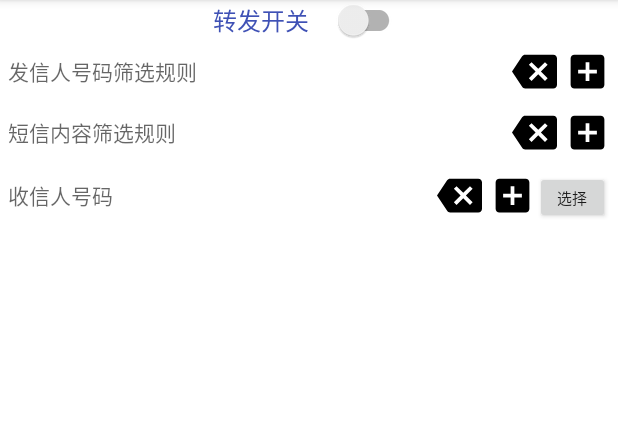
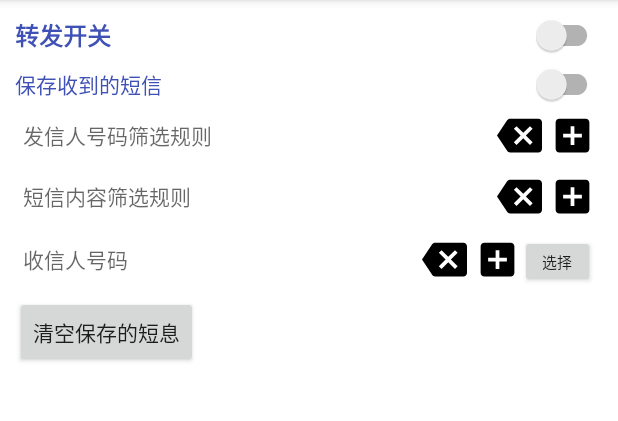
Before and after one commit to ivxin/SMSForward, an Android app: the fragment SettingFragment placed in its activity, on a phone screen of 412 x 824 dp, the part 84-505 px from its top. Run offline under Robolectric (Android 15) with nearby library versions, the phone set to English and light mode, and no system bars; libraries missing offline, so code that uses them is left out: com.ashokvarma.bottomnavigation; plain views replace BottomNavigationBar; 3 statements that could not run were skipped.

Commit message:
添加 删除全部 添加 收藏短信 添加 保存短信开关

```diff
--- a/app/src/main/java/ivxin/smsforward/Constants.java
+++ b/app/src/main/java/ivxin/smsforward/Constants.java
@@ -20,6 +20,9 @@ public class Constants {
     public static final String TARGET_KEY = "target";
     public static final String REX_KEY = "rex";
     public static final String STARTED_KEY = "started";
+
+    public static final String SAVE_SMS_KEY = "SAVE_SMS";
+    public static final String SAVE_FORWARD_ONLY_KEY = "SAVE_FORWARD_ONLY";
 
     public static final String PATTERN = "yyyy-MM-dd HH:ss:mm";
     public static final String ACTION = "com.ivxin.smsforward";
--- a/app/src/main/java/ivxin/smsforward/ui/DashBoardFragment.java
+++ b/app/src/main/java/ivxin/smsforward/ui/DashBoardFragment.java
@@ -1,7 +1,7 @@
 package ivxin.smsforward.ui;
 
-import android.content.DialogInterface;
 import android.os.Bundle;
+import android.support.annotation.NonNull;
 import android.support.annotation.Nullable;
 import android.support.v7.widget.SwitchCompat;
 import android.view.LayoutInflater;
@@ -40,7 +40,7 @@ public class DashBoardFragment extends BaseFragment {
 
     @Nullable
     @Override
-    public View onCreateView(LayoutInflater inflater, @Nullable ViewGroup container, @Nullable Bundle savedInstanceState) {
+    public View onCreateView(@NonNull LayoutInflater inflater, @Nullable ViewGroup container, @Nullable Bundle savedInstanceState) {
         setRetainInstance(true);
         dbService = new DBService(getContext());
         View view = inflater.inflate(R.layout.fragment_dashboard, null, false);
@@ -76,36 +76,23 @@ public class DashBoardFragment extends BaseFragment {
         adapter.notifyDataSetChanged();
     }
 
-    CompoundButton.OnCheckedChangeListener onCheckedChangeListener=new CompoundButton.OnCheckedChangeListener() {
-        @Override
-        public void onCheckedChanged(CompoundButton compoundButton, boolean b) {
+    CompoundButton.OnCheckedChangeListener onCheckedChangeListener = (compoundButton, b) -> {
         isShowForwarded = b;
         refreshSMSData();
-        }
     };
 
-    AdapterView.OnItemClickListener onItemClickListener = new AdapterView.OnItemClickListener() {
-        @Override
-        public void onItemClick(AdapterView<?> adapterView, View view, int i, long l) {
+    AdapterView.OnItemClickListener onItemClickListener = (adapterView, view, i, l) -> {
         SMSEntity smsEntity = smsEntityList.get(i);
-            showConfirmDialog(smsEntity.getSender(), smsEntity.getContent(), "确定", new DialogInterface.OnClickListener() {
-                @Override
-                public void onClick(DialogInterface dialogInterface, int i) {
-                    dialogInterface.dismiss();
-                }
-            });
-        }
+//        showDetailDialog(smsEntity);
+        showConfirmDialog(smsEntity.getSender(), smsEntity.getContent(), "确定", (dialogInterface, i1) -> dialogInterface.dismiss());
     };
     AdapterView.OnItemLongClickListener onItemLongClickListener = new AdapterView.OnItemLongClickListener() {
         @Override
         public boolean onItemLongClick(AdapterView<?> adapterView, View view, final int i, long l) {
-            showConfirmDialog("提示", "删除此项?", "确定", new DialogInterface.OnClickListener() {
-                @Override
-                public void onClick(DialogInterface dialogInterface, int witch) {
+            showConfirmDialog("提示", "删除此项?", "确定", (dialogInterface, witch) -> {
                 dbService.deleteSMSbyID(smsEntityList.get(i));
                 refreshSMSData();
                 dialogInterface.dismiss();
-                }
             });
             return true;
         }
--- a/app/src/main/java/ivxin/smsforward/ui/HomeFragment.java
+++ b/app/src/main/java/ivxin/smsforward/ui/HomeFragment.java
@@ -31,7 +31,7 @@ public class HomeFragment extends BaseFragment {
         sp = getContext().getSharedPreferences(Constants.SP_FILE_NAME, Context.MODE_PRIVATE);
         boolean isStarted = sp.getBoolean(Constants.STARTED_KEY, false);
 
-        String a = isStarted ? "短信转发已经启动<br><br>" + buildTip() : "没有启动,在设置中配置";
+        String a = isStarted ? "<big><b>短信转发已经启动</b></big><br><br>" + buildTip() : "<big><b>没有启动,在设置中配置</b></big>";
         String b = Constants.HAVE_PERMISSION ? "<br>在设置中修改转发条件" : "<br><color=red>最少需要收短信和发短信的权限才能正常工作</color>";
         tv_welcome.setText(Html.fromHtml(a + b));
         return view;
--- a/app/src/main/java/ivxin/smsforward/ui/SettingFragment.java
+++ b/app/src/main/java/ivxin/smsforward/ui/SettingFragment.java
@@ -4,13 +4,13 @@ import android.Manifest;
 import android.app.Activity;
 import android.content.ContentResolver;
 import android.content.Context;
-import android.content.DialogInterface;
 import android.content.Intent;
 import android.content.SharedPreferences;
 import android.database.Cursor;
 import android.net.Uri;
 import android.os.Bundle;
 import android.provider.ContactsContract;
+import android.support.annotation.NonNull;
 import android.support.annotation.Nullable;
 import android.support.v7.app.AlertDialog;
 import android.support.v7.widget.SwitchCompat;
@@ -20,7 +20,6 @@ import android.view.LayoutInflater;
 import android.view.View;
 import android.view.ViewGroup;
 import android.widget.Button;
-import android.widget.CompoundButton;
 import android.widget.EditText;
 import android.widget.TextView;
 import android.widget.Toast;
@@ -31,6 +30,7 @@ import ivxin.smsforward.Constants;
 import ivxin.smsforward.R;
 import ivxin.smsforward.base.BaseFragment;
 import ivxin.smsforward.base.OnPermissionCheckedListener;
+import ivxin.smsforward.db.DBService;
 
 /**
  * Created by yaping.wang on 2017/9/14.
@@ -38,6 +38,7 @@ import ivxin.smsforward.base.OnPermissionCheckedListener;
 
 public class SettingFragment extends BaseFragment implements View.OnClickListener {
     private static final int CONTACTS = 91;
+    private Context context;
     private TextView tv_number_rex;
     private Button btn_delete_number_rex;
     private Button btn_add_number_rex;
@@ -48,13 +49,17 @@ public class SettingFragment extends BaseFragment implements View.OnClickListene
     private Button btn_delete_receiver_number;
     private Button btn_add_receiver_number;
     private Button btn_choose_receiver_number;
+    private Button btn_clear_all_saved;
     private SwitchCompat tb_switcher;
+    private SwitchCompat tb_save_sms;
+    private SwitchCompat tb_save_sms_forward;
     private SharedPreferences sp;
     private ArrayList<CharSequence> contactPhoneNumbers = new ArrayList<>();
 
     @Nullable
     @Override
-    public View onCreateView(LayoutInflater inflater, @Nullable ViewGroup container, @Nullable Bundle savedInstanceState) {
+    public View onCreateView(@NonNull LayoutInflater inflater, @Nullable ViewGroup container, @Nullable Bundle savedInstanceState) {
+        context = this.getContext();
         sp = getContext().getSharedPreferences(Constants.SP_FILE_NAME, Context.MODE_PRIVATE);
         View view = inflater.inflate(R.layout.fragment_settings, null);
         initView(view);
@@ -63,6 +68,8 @@ public class SettingFragment extends BaseFragment implements View.OnClickListene
 
     private void initView(View view) {
         tb_switcher = view.findViewById(R.id.tb_switcher);
+        tb_save_sms = view.findViewById(R.id.tb_save_sms);
+        tb_save_sms_forward = view.findViewById(R.id.tb_save_sms_forward);
         tv_number_rex = view.findViewById(R.id.tv_number_rex);
         btn_delete_number_rex = view.findViewById(R.id.btn_delete_number_rex);
         btn_add_number_rex = view.findViewById(R.id.btn_add_number_rex);
@@ -73,14 +80,17 @@ public class SettingFragment extends BaseFragment implements View.OnClickListene
         btn_delete_receiver_number = view.findViewById(R.id.btn_delete_receiver_number);
         btn_add_receiver_number = view.findViewById(R.id.btn_add_receiver_number);
         btn_choose_receiver_number = view.findViewById(R.id.btn_choose_receiver_number);
+        btn_clear_all_saved = view.findViewById(R.id.btn_clear_all_saved);
 
         setDataFromSP();
-        tb_switcher.setOnCheckedChangeListener(new CompoundButton.OnCheckedChangeListener() {
-            @Override
-            public void onCheckedChanged(CompoundButton compoundButton, boolean b) {
-                sp.edit().putBoolean(Constants.STARTED_KEY, b).apply();
-            }
+        tb_switcher.setOnCheckedChangeListener((compoundButton, b) ->
+                sp.edit().putBoolean(Constants.STARTED_KEY, b).apply());
+        tb_save_sms.setOnCheckedChangeListener((compoundButton, b) -> {
+            sp.edit().putBoolean(Constants.SAVE_SMS_KEY, b).apply();
+            tb_save_sms_forward.setVisibility(b ? View.VISIBLE : View.GONE);
         });
+        tb_save_sms_forward.setOnCheckedChangeListener((compoundButton, b) ->
+                sp.edit().putBoolean(Constants.SAVE_FORWARD_ONLY_KEY, b).apply());
         btn_add_number_rex.setOnClickListener(this);
         btn_add_content_rex.setOnClickListener(this);
         btn_add_receiver_number.setOnClickListener(this);
@@ -93,14 +103,18 @@ public class SettingFragment extends BaseFragment implements View.OnClickListene
         tv_number_rex.setOnClickListener(this);
         tv_content_rex.setOnClickListener(this);
         tv_receiver_number.setOnClickListener(this);
+
+        btn_clear_all_saved.setOnClickListener(this);
     }
 
     private void setDataFromSP() {
         tb_switcher.setChecked(sp.getBoolean(Constants.STARTED_KEY, false));
+        tb_save_sms.setChecked(sp.getBoolean(Constants.SAVE_SMS_KEY, false));
+        tb_save_sms_forward.setChecked(sp.getBoolean(Constants.SAVE_FORWARD_ONLY_KEY, false));
         tv_number_rex.setText(sp.getString(Constants.NUM_REX_KEY, ""));
         tv_content_rex.setText(sp.getString(Constants.REX_KEY, ""));
         tv_receiver_number.setText(sp.getString(Constants.TARGET_KEY, ""));
-
+        tb_save_sms_forward.setVisibility(tb_save_sms.isChecked() ? View.VISIBLE : View.GONE);
     }
 
     @Override
@@ -112,30 +126,21 @@ public class SettingFragment extends BaseFragment implements View.OnClickListene
     public void onClick(View view) {
         switch (view.getId()) {
             case R.id.btn_add_number_rex:
-                showInputDialog("添加号码过滤规则", true, new InputDialogCallback() {
-                    @Override
-                    public void onClick(View view, String text) {
+                showInputDialog("添加号码过滤规则", true, (view1, text) -> {
                     String newRex = addRex(Constants.NUM_REX_KEY, text);
                     tv_number_rex.setText(newRex);
-                    }
                 });
                 break;
             case R.id.btn_add_content_rex:
-                showInputDialog("添加内容过滤规则", false, new InputDialogCallback() {
-                    @Override
-                    public void onClick(View view, String text) {
+                showInputDialog("添加内容过滤规则", false, (view12, text) -> {
                     String newRex = addRex(Constants.REX_KEY, text);
                     tv_content_rex.setText(newRex);
-                    }
                 });
                 break;
             case R.id.btn_add_receiver_number:
-                showInputDialog("添加收信人", true, new InputDialogCallback() {
-                    @Override
-                    public void onClick(View view, String text) {
+                showInputDialog("添加收信人", true, (view13, text) -> {
                     String newRex = addRex(Constants.TARGET_KEY, text);
                     tv_receiver_number.setText(newRex);
-                    }
                 });
                 break;
             case R.id.btn_choose_receiver_number:
@@ -161,6 +166,14 @@ public class SettingFragment extends BaseFragment implements View.OnClickListene
                 break;
             case R.id.tv_receiver_number:
                 showContentDialog(3);
+                break;
+            case R.id.btn_clear_all_saved:
+                showConfirmDialog("清空", "确定要清空保存的短信?\n(不含标记★的)", "确定", "取消",
+                        (dialog, which) -> {
+                            dialog.dismiss();
+                            DBService dbs = new DBService(context);
+                            dbs.deleteAllSMS();
+                        }, (dialog, which) -> dialog.dismiss());
                 break;
         }
     }
@@ -198,16 +211,13 @@ public class SettingFragment extends BaseFragment implements View.OnClickListene
                                     String newRex = addRex(Constants.TARGET_KEY, contactPhoneNumbers.get(0));
                                     tv_receiver_number.setText(newRex);
                                 } else if (contactPhoneNumbers.size() > 0) {
-                                    AlertDialog.Builder builder = new AlertDialog.Builder(getContext());
+                                    AlertDialog.Builder builder = new AlertDialog.Builder(context);
                                     builder.setTitle(username);
                                     CharSequence[] charSequences = new CharSequence[contactPhoneNumbers.size()];
-                                    builder.setItems(contactPhoneNumbers.toArray(charSequences), new DialogInterface.OnClickListener() {
-                                        @Override
-                                        public void onClick(DialogInterface dialogInterface, int i) {
+                                    builder.setItems(contactPhoneNumbers.toArray(charSequences), (dialogInterface, i) -> {
                                         dialogInterface.dismiss();
                                         String newRex = addRex(Constants.TARGET_KEY, contactPhoneNumbers.get(i));
                                         tv_receiver_number.setText(newRex);
-                                        }
                                     });
                                     builder.create().show();
                                 }
@@ -268,11 +278,9 @@ public class SettingFragment extends BaseFragment implements View.OnClickListene
         if (TextUtils.isEmpty(text)) return;
         try {
             final String[] texts = text.split(";");
-            AlertDialog.Builder builder = new AlertDialog.Builder(getContext());
+            AlertDialog.Builder builder = new AlertDialog.Builder(context);
             builder.setTitle("点击一项删除");
-            builder.setItems(texts, new DialogInterface.OnClickListener() {
-                @Override
-                public void onClick(DialogInterface dialogInterface, int i) {
+            builder.setItems(texts, (dialogInterface, i) -> {
                 try {
                     String newText = text.replace(texts[i], "").replace(";;", ";");
                     if (newText.endsWith(";")) {
@@ -283,7 +291,6 @@ public class SettingFragment extends BaseFragment implements View.OnClickListene
                 } finally {
                     setDataFromSP();
                 }
-                }
             });
             builder.create().show();
         } catch (Exception ignore) {
@@ -291,7 +298,7 @@ public class SettingFragment extends BaseFragment implements View.OnClickListene
     }
 
     private void showInputDialog(String title, boolean isNumber, final InputDialogCallback inputDialogCallback) {
-        AlertDialog.Builder builder = new AlertDialog.Builder(getContext());
+        AlertDialog.Builder builder = new AlertDialog.Builder(context);
         View view = View.inflate(getContext(), R.layout.layout_input_dialog, null);
         builder.setView(view);
         final AlertDialog dialog = builder.create();
@@ -301,15 +308,12 @@ public class SettingFragment extends BaseFragment implements View.OnClickListene
         et_input_filed.setInputType(isNumber ? InputType.TYPE_CLASS_PHONE : InputType.TYPE_CLASS_TEXT);
         Button btn_confirm = view.findViewById(R.id.btn_confirm);
         tv_dialog_title.setText(title);
-        btn_confirm.setOnClickListener(new View.OnClickListener() {
-            @Override
-            public void onClick(View view) {
+        btn_confirm.setOnClickListener(view1 -> {
             String text = et_input_filed.getText().toString();
             if (inputDialogCallback != null && !TextUtils.isEmpty(text)) {
-                    inputDialogCallback.onClick(view, text);
+                inputDialogCallback.onClick(view1, text);
             }
             dialog.dismiss();
-            }
         });
         dialog.show();
     }
--- /dev/null
+++ b/app/src/main/res/drawable/selector_pink_star.xml
@@ -0,0 +1,5 @@
+<?xml version="1.0" encoding="utf-8"?>
+<selector xmlns:android="http://schemas.android.com/apk/res/android">
+    <item android:drawable="@drawable/ic_star_border_hot_pink_24dp" android:state_checked="false" />
+    <item android:drawable="@drawable/ic_star_hot_pink_24dp" android:state_checked="true" />
+</selector>
--- a/app/src/main/res/layout/fragment_dashboard.xml
+++ b/app/src/main/res/layout/fragment_dashboard.xml
@@ -14,7 +14,7 @@
         android:text="只显示已转发的信息  "
         android:textColor="@color/colorPrimary" />
 
-    <ListView
+    <com.qmuiteam.qmui.widget.QMUIAnimationListView
         android:id="@+id/lv_forwarded"
         android:layout_width="match_parent"
         android:layout_height="match_parent"
--- a/app/src/main/res/layout/fragment_home.xml
+++ b/app/src/main/res/layout/fragment_home.xml
@@ -8,6 +8,5 @@
         android:id="@+id/tv_welcome"
         android:layout_width="match_parent"
         android:layout_height="match_parent"
-        android:gravity="center"
-         />
+        android:gravity="end|top" />
 </LinearLayout>
--- a/app/src/main/res/layout/fragment_settings.xml
+++ b/app/src/main/res/layout/fragment_settings.xml
@@ -2,24 +2,48 @@
 <LinearLayout xmlns:android="http://schemas.android.com/apk/res/android"
     android:layout_width="match_parent"
     android:layout_height="match_parent"
+    xmlns:tools="http://schemas.android.com/tools"
     android:layout_margin="10dp"
     android:background="@android:color/white"
-    android:orientation="vertical">
+    android:orientation="vertical"
+    android:padding="10dp">
 
     <LinearLayout
         android:layout_width="match_parent"
         android:layout_height="wrap_content"
         android:gravity="center"
-        android:orientation="horizontal">
+        android:orientation="vertical">
 
         <android.support.v7.widget.SwitchCompat
             android:id="@+id/tb_switcher"
-            android:layout_width="wrap_content"
+            android:layout_width="match_parent"
             android:layout_height="wrap_content"
-            android:gravity="end|center_vertical"
-            android:text="转发开关    "
+            android:gravity="left|center_vertical"
+            android:text="转发开关"
             android:textColor="@color/colorPrimary"
-            android:textSize="16sp" />
+            android:textSize="16sp"
+            android:textStyle="bold" />
+
+        <android.support.v7.widget.SwitchCompat
+            android:id="@+id/tb_save_sms"
+            android:layout_width="match_parent"
+            android:layout_height="wrap_content"
+            android:layout_marginTop="5dp"
+            android:gravity="left|center_vertical"
+            android:text="保存收到的短信"
+            android:textColor="@color/colorPrimary"
+            android:textSize="14sp" />
+
+        <android.support.v7.widget.SwitchCompat
+            android:id="@+id/tb_save_sms_forward"
+            android:layout_width="match_parent"
+            android:layout_height="wrap_content"
+            android:layout_marginTop="5dp"
+            android:gravity="left|center_vertical"
+            android:text="只保存转发的短信"
+            android:textColor="@color/colorPrimary"
+            android:textSize="14sp"
+            android:visibility="gone" />
     </LinearLayout>
 
     <LinearLayout
@@ -45,8 +69,8 @@
                 android:focusable="true"
                 android:gravity="center_vertical"
                 android:hint="发信人号码筛选规则"
-                android:lines="1"
-                android:scrollHorizontally="true" />
+                android:scrollHorizontally="true"
+                android:singleLine="true" />
 
             <Button
                 android:id="@+id/btn_delete_number_rex"
@@ -80,8 +104,8 @@
                 android:focusable="true"
                 android:gravity="center_vertical"
                 android:hint="短信内容筛选规则"
-                android:lines="1"
-                android:scrollHorizontally="true" />
+                android:scrollHorizontally="true"
+                android:singleLine="true" />
 
             <Button
                 android:id="@+id/btn_delete_content_rex"
@@ -115,8 +139,8 @@
                 android:focusable="true"
                 android:gravity="center_vertical"
                 android:hint="收信人号码"
-                android:lines="1"
-                android:scrollHorizontally="true" />
+                android:scrollHorizontally="true"
+                android:singleLine="true" />
 
             <Button
                 android:id="@+id/btn_delete_receiver_number"
@@ -139,7 +163,12 @@
                 android:text="选择"
                 android:textSize="10sp" />
         </LinearLayout>
+
     </LinearLayout>
 
-
+    <Button
+        android:id="@+id/btn_clear_all_saved"
+        android:layout_width="wrap_content"
+        android:layout_height="wrap_content"
+        android:text="清空保存的短息" />
 </LinearLayout>
--- a/build.gradle
+++ b/build.gradle
@@ -6,7 +6,7 @@ buildscript {
         google()
     }
     dependencies {
-        classpath 'com.android.tools.build:gradle:3.0.0'
+        classpath 'com.android.tools.build:gradle:3.0.1'
 
         // NOTE: Do not place your application dependencies here; they belong
         // in the individual module build.gradle files
```
Also changed, not shown: app/build.gradle (+10 -7 lines), app/src/main/java/ivxin/smsforward/base/BaseFragment.java (+21 -10 lines), app/src/main/java/ivxin/smsforward/db/DBService.java (+20 -3 lines), app/src/main/java/ivxin/smsforward/db/DBconnHelper.java (+6 -2 lines), app/src/main/java/ivxin/smsforward/entity/SMSEntity.java (+9 -0 lines), app/src/main/java/ivxin/smsforward/utils/SMSSendingHandler.java (+17 -9 lines), app/src/main/java/ivxin/smsforward/view/SMSItemView.java (+14 -1 lines), app/src/main/res/drawable/ic_star_border_hot_pink_24dp.xml (added, +9 -0 lines), app/src/main/res/drawable/ic_star_hot_pink_24dp.xml (added, +9 -0 lines), app/src/main/res/layout/item_sms.xml (+19 -4 lines). Lines whose indentation alone changed are shown as unchanged.
